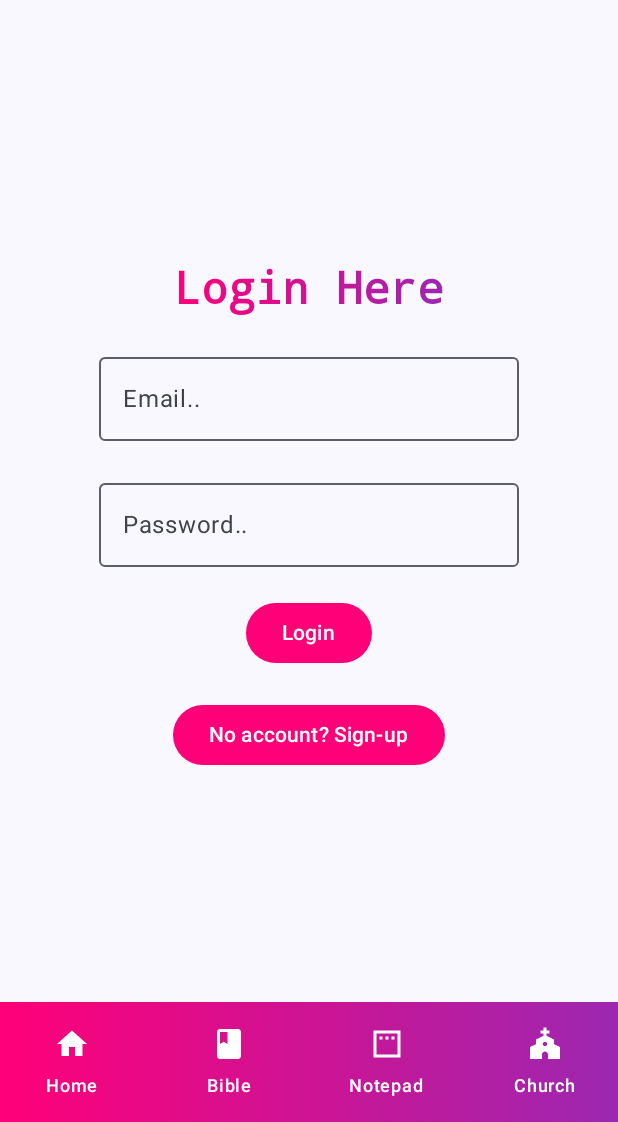
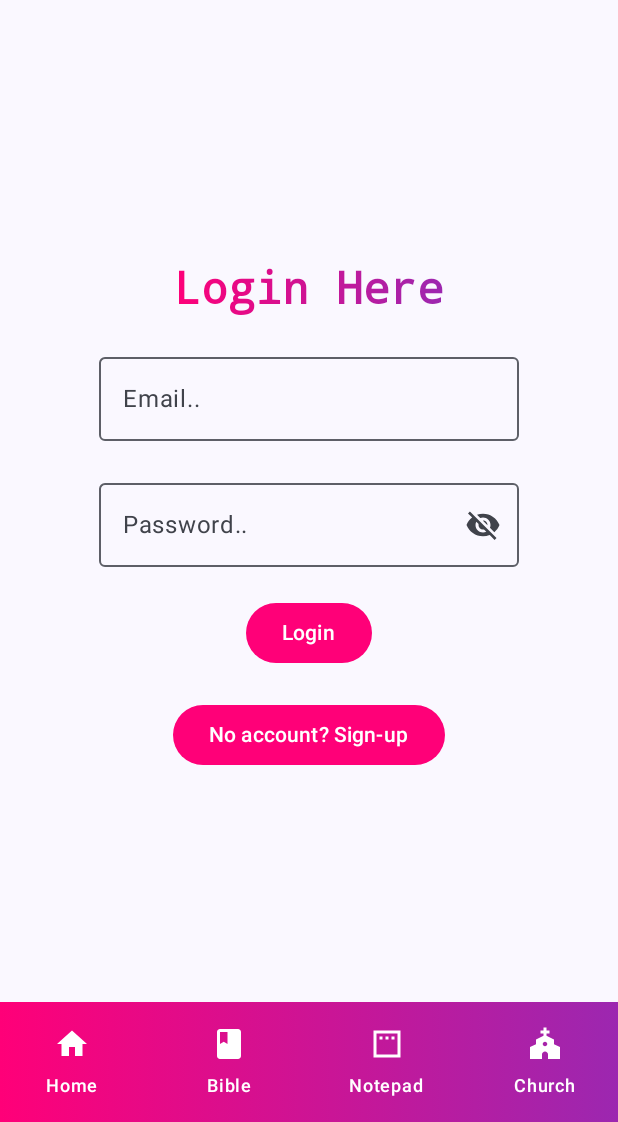
Before and after one commit to EstherNyumu/LEAN-ON, an Android app built with Jetpack Compose: the screen it shows after launch (MainActivity), after a tap on "Add", on a phone screen of 412 x 824 dp, the part 114-1236 px from its top. Run offline under Robolectric (Android 15) with nearby library versions, the phone set to English and light mode, and no system bars; our stand-ins replace Firebase (no records; nobody signed in at launch, a user with empty details on screens opened directly); pictures from the network do not load.

Commit message:
FEAT: Password masking

```diff
--- a/app/src/main/java/com/example/leanon/data/AuthRepository.kt
+++ b/app/src/main/java/com/example/leanon/data/AuthRepository.kt
@@ -16,7 +16,7 @@ import com.google.firebase.database.DatabaseError
 import com.google.firebase.database.FirebaseDatabase
 import com.google.firebase.database.ValueEventListener
 
-class AuthRepository(var navController: NavHostController, var context: Context) {
+class  AuthRepository(var navController: NavHostController, var context: Context) {
     var mAuth: FirebaseAuth
     val progress: ProgressDialog
 
--- a/app/src/main/java/com/example/leanon/ui/theme/pages/home/HomeScreen.kt
+++ b/app/src/main/java/com/example/leanon/ui/theme/pages/home/HomeScreen.kt
@@ -34,6 +34,7 @@ import androidx.compose.runtime.mutableIntStateOf
 import androidx.compose.runtime.mutableStateListOf
 import androidx.compose.runtime.mutableStateOf
 import androidx.compose.runtime.remember
+import androidx.compose.runtime.saveable.rememberSaveable
 import androidx.compose.runtime.setValue
 import androidx.compose.ui.Alignment
 import androidx.compose.ui.Alignment.Companion.CenterHorizontally
@@ -61,13 +62,13 @@ import com.example.leanon.ui.theme.PrimePink
 @Composable
 fun HomeScreen(navController:NavHostController) {
 
-    var context = LocalContext.current
-    var postsRepository = PostsRepository(navController, context)
+    val context = LocalContext.current
+    val postsRepository = PostsRepository(navController, context)
 
     val emptyPostState = remember { mutableStateOf(Posts("","","","")) }
-    var emptyPostsListState = remember { mutableStateListOf<Posts>() }
+    val emptyPostsListState = remember { mutableStateListOf<Posts>() }
 
-    var posts = postsRepository.viewPosts(emptyPostState, emptyPostsListState)
+    val posts = postsRepository.viewPosts(emptyPostState, emptyPostsListState)
 
     Column(
         modifier = Modifier
@@ -103,7 +104,7 @@ fun HomeScreen(navController:NavHostController) {
 //            Spacer(modifier = Modifier.weight(1f))
             FloatingActionButton(
                 onClick = {
-                    var authRepository = AuthRepository(navController, context)
+                    val authRepository = AuthRepository(navController, context)
                     if (!(authRepository.isLoggedIn())) {
                         navController.navigate(ROUTE_LOGIN)
                     } else {
@@ -129,8 +130,8 @@ fun PostItem(anonymousName:String,postText:String,imageUrl:String,postId:String,
     Column(modifier = Modifier.fillMaxWidth(),
         horizontalAlignment = CenterHorizontally
     ) {
-        var count by remember { mutableIntStateOf(0) }
-        var  context = LocalContext.current
+        var count by rememberSaveable { mutableIntStateOf(0) }
+        val context = LocalContext.current
         ElevatedCard(
             colors = CardDefaults.cardColors(
                 containerColor = Color.White
@@ -147,8 +148,7 @@ fun PostItem(anonymousName:String,postText:String,imageUrl:String,postId:String,
                 fontFamily = FontFamily.Monospace,
                 fontWeight = FontWeight.SemiBold)
             if (imageUrl == ""){
-            }
-            else{
+            } else{
                 Image(painter = rememberAsyncImagePainter(imageUrl),
                     contentDescription = null,
                     modifier = Modifier
--- a/app/src/main/java/com/example/leanon/ui/theme/pages/login/LoginScreen.kt
+++ b/app/src/main/java/com/example/leanon/ui/theme/pages/login/LoginScreen.kt
@@ -1,5 +1,6 @@
 package com.example.leanon.ui.theme.pages.login
 
+import android.content.res.Configuration
 import androidx.compose.foundation.layout.Arrangement
 import androidx.compose.foundation.layout.Column
 import androidx.compose.foundation.layout.Spacer
@@ -7,9 +8,13 @@ import androidx.compose.foundation.layout.fillMaxSize
 import androidx.compose.foundation.layout.height
 import androidx.compose.foundation.layout.padding
 import androidx.compose.foundation.text.KeyboardOptions
+import androidx.compose.material.icons.Icons
+import androidx.compose.material.icons.filled.Visibility
+import androidx.compose.material.icons.filled.VisibilityOff
 import androidx.compose.material3.Button
 import androidx.compose.material3.ButtonDefaults
-import androidx.compose.material3.ExperimentalMaterial3Api
+import androidx.compose.material3.Icon
+import androidx.compose.material3.IconButton
 import androidx.compose.material3.OutlinedTextField
 import androidx.compose.material3.Text
 import androidx.compose.runtime.Composable
@@ -22,11 +27,15 @@ import androidx.compose.ui.Modifier
 import androidx.compose.ui.graphics.Brush
 import androidx.compose.ui.graphics.Color
 import androidx.compose.ui.platform.LocalContext
+import androidx.compose.ui.text.AnnotatedString
 import androidx.compose.ui.text.TextStyle
 import androidx.compose.ui.text.font.FontFamily
 import androidx.compose.ui.text.font.FontWeight
 import androidx.compose.ui.text.input.KeyboardType
+import androidx.compose.ui.text.input.OffsetMapping
 import androidx.compose.ui.text.input.TextFieldValue
+import androidx.compose.ui.text.input.TransformedText
+import androidx.compose.ui.text.input.VisualTransformation
 import androidx.compose.ui.tooling.preview.Preview
 import androidx.compose.ui.unit.dp
 import androidx.compose.ui.unit.sp
@@ -37,7 +46,24 @@ import com.example.leanon.navigation.ROUTE_SIGNUP
 import com.example.leanon.ui.theme.LeanOnTheme
 import com.example.leanon.ui.theme.PrimePink
 
-@OptIn(ExperimentalMaterial3Api::class)
+private class PasswordVisualTransformation : VisualTransformation {
+    override fun filter(text: AnnotatedString): TransformedText {
+        return TransformedText(
+            AnnotatedString("*".repeat(text.text.length)),
+
+            /**
+             * [OffsetMapping.Identity] is a predefined [OffsetMapping] that can be used for the
+             * transformation that does not change the character count.
+             */
+
+            /**
+             * [OffsetMapping.Identity] is a predefined [OffsetMapping] that can be used for the
+             * transformation that does not change the character count.
+             */
+            OffsetMapping.Identity
+        )
+    }
+}
 @Composable
 fun LoginScreen(navController: NavHostController) {
     Column (modifier = Modifier.fillMaxSize(),
@@ -55,6 +81,7 @@ fun LoginScreen(navController: NavHostController) {
 
         var email by remember { mutableStateOf(TextFieldValue("")) }
         var password by remember { mutableStateOf(TextFieldValue("")) }
+        var showPassword by remember { mutableStateOf(false) }
         OutlinedTextField(value = email,
             onValueChange = {email = it},
             label = { Text(text = "Email..") },
@@ -66,7 +93,28 @@ fun LoginScreen(navController: NavHostController) {
         OutlinedTextField(value = password,
             onValueChange = {password = it},
             label = { Text(text = "Password..") },
-            keyboardOptions = KeyboardOptions(keyboardType = KeyboardType.Password)
+            keyboardOptions = KeyboardOptions(keyboardType = KeyboardType.Password),
+            visualTransformation = if (showPassword){
+                VisualTransformation.None
+            }else{
+                PasswordVisualTransformation()
+            },
+            trailingIcon = {
+                if (showPassword){
+                    IconButton(onClick = {showPassword = false}) {
+                        Icon(
+                            imageVector = Icons.Filled.Visibility,
+                            contentDescription = "hide_password")
+                    }
+                } else{
+                    IconButton(onClick = {showPassword = true}) {
+                        Icon(
+                            imageVector = Icons.Filled.VisibilityOff,
+                            contentDescription = "hide_password")
+                    }
+                }
+
+            }
         )
 
         Spacer(modifier = Modifier.height(20.dp))
@@ -88,7 +136,7 @@ fun LoginScreen(navController: NavHostController) {
     }
 }
 
-@Preview
+@Preview(showBackground = true, uiMode = Configuration.UI_MODE_NIGHT_NO)
 @Composable
 fun LoginScreenPreview() {
     LeanOnTheme {
```
Also changed, not shown: app/src/main/java/com/example/leanon/data/LikesRepository.kt (added, +65 -0 lines), app/src/main/java/com/example/leanon/models/Likes.kt (added, +9 -0 lines), app/src/main/java/com/example/leanon/ui/theme/pages/profile/ProfileScreen.kt (added, +29 -0 lines), app/src/main/java/com/example/leanon/ui/theme/pages/signup/SignUpScreen.kt (+43 -1 lines).
